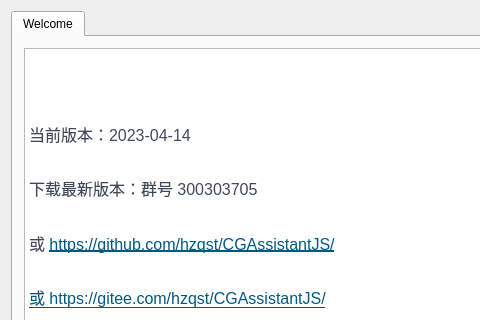
This is CGAssistant/mainwindow.ui in hzqst/CGAssistant as Qt 5 draws it before an edit; both pictures show x 0 to 480 and y 0 to 320 of the 750 by 500 pixel window. The edited form follows.
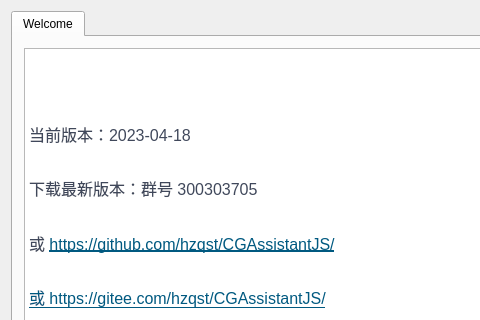
This is the edited form. Icons and pictures are not drawn.

```diff
--- a/CGAssistant/mainwindow.ui
+++ b/CGAssistant/mainwindow.ui
@@ -73,7 +73,7 @@
 &lt;/style&gt;&lt;/head&gt;&lt;body style=&quot; font-family:'Microsoft YaHei UI'; font-size:9pt; font-weight:400; font-style:normal;&quot;&gt;
 &lt;p style=&quot; margin-top:0px; margin-bottom:0px; margin-left:0px; margin-right:0px; -qt-block-indent:0; text-indent:0px;&quot;&gt;&lt;img src=&quot;:/logo.png&quot; /&gt;&lt;/p&gt;
 &lt;p style=&quot;-qt-paragraph-type:empty; margin-top:0px; margin-bottom:16px; margin-left:0px; margin-right:0px; -qt-block-indent:0; text-indent:0px; line-height:160%; font-family:'-apple-system,BlinkMacSystemFont,Segoe UI,Helvetica,Arial,Apple Color Emoji,Segoe UI Emoji,Segoe UI Symbol,Liberation Sans,PingFang SC,Microsoft YaHei,Hiragino Sans GB,Wenquanyi Micro Hei,WenQuanYi Zen Hei,ST Heiti,SimHei,SimSun,WenQuanYi Zen Hei Sharp,sans-serif'; font-size:16px; color:#40485b; background-color:#ffffff;&quot;&gt;&lt;br /&gt;&lt;/p&gt;
-&lt;p style=&quot; margin-top:0px; margin-bottom:16px; margin-left:0px; margin-right:0px; -qt-block-indent:0; text-indent:0px; line-height:160%; background-color:#ffffff;&quot;&gt;&lt;span style=&quot; font-family:'-apple-system,BlinkMacSystemFont,Segoe UI,Helvetica,Arial,Apple Color Emoji,Segoe UI Emoji,Segoe UI Symbol,Liberation Sans,PingFang SC,Microsoft YaHei,Hiragino Sans GB,Wenquanyi Micro Hei,WenQuanYi Zen Hei,ST Heiti,SimHei,SimSun,WenQuanYi Zen Hei Sharp,sans-serif'; font-size:16px; color:#40485b; background-color:#ffffff;&quot;&gt;当前版本：2023-04-14&lt;/span&gt;&lt;/p&gt;
+&lt;p style=&quot; margin-top:0px; margin-bottom:16px; margin-left:0px; margin-right:0px; -qt-block-indent:0; text-indent:0px; line-height:160%; background-color:#ffffff;&quot;&gt;&lt;span style=&quot; font-family:'-apple-system,BlinkMacSystemFont,Segoe UI,Helvetica,Arial,Apple Color Emoji,Segoe UI Emoji,Segoe UI Symbol,Liberation Sans,PingFang SC,Microsoft YaHei,Hiragino Sans GB,Wenquanyi Micro Hei,WenQuanYi Zen Hei,ST Heiti,SimHei,SimSun,WenQuanYi Zen Hei Sharp,sans-serif'; font-size:16px; color:#40485b; background-color:#ffffff;&quot;&gt;当前版本：2023-04-18&lt;/span&gt;&lt;/p&gt;
 &lt;p style=&quot; margin-top:0px; margin-bottom:16px; margin-left:0px; margin-right:0px; -qt-block-indent:0; text-indent:0px; line-height:160%; background-color:#ffffff;&quot;&gt;&lt;span style=&quot; font-family:'-apple-system,BlinkMacSystemFont,Segoe UI,Helvetica,Arial,Apple Color Emoji,Segoe UI Emoji,Segoe UI Symbol,Liberation Sans,PingFang SC,Microsoft YaHei,Hiragino Sans GB,Wenquanyi Micro Hei,WenQuanYi Zen Hei,ST Heiti,SimHei,SimSun,WenQuanYi Zen Hei Sharp,sans-serif'; font-size:16px; color:#40485b; background-color:#ffffff;&quot;&gt;下载最新版本：群号 300303705&lt;/span&gt;&lt;/p&gt;
 &lt;p style=&quot; margin-top:0px; margin-bottom:16px; margin-left:0px; margin-right:0px; -qt-block-indent:0; text-indent:0px; line-height:160%; background-color:#ffffff;&quot;&gt;&lt;span style=&quot; font-family:'-apple-system,BlinkMacSystemFont,Segoe UI,Helvetica,Arial,Apple Color Emoji,Segoe UI Emoji,Segoe UI Symbol,Liberation Sans,PingFang SC,Microsoft YaHei,Hiragino Sans GB,Wenquanyi Micro Hei,WenQuanYi Zen Hei,ST Heiti,SimHei,SimSun,WenQuanYi Zen Hei Sharp,sans-serif'; font-size:16px; color:#40485b; background-color:#ffffff;&quot;&gt;或 &lt;/span&gt;&lt;a href=&quot;https://github.com/hzqst/CGAssistantJS/issues&quot;&gt;&lt;span style=&quot; font-family:'-apple-system,BlinkMacSystemFont,Segoe UI,Helvetica,Arial,Apple Color Emoji,Segoe UI Emoji,Segoe UI Symbol,Liberation Sans,PingFang SC,Microsoft YaHei,Hiragino Sans GB,Wenquanyi Micro Hei,WenQuanYi Zen Hei,ST Heiti,SimHei,SimSun,WenQuanYi Zen Hei Sharp,sans-serif'; font-size:16px; text-decoration: underline; color:#005980; background-color:transparent;&quot;&gt;https://github.com/hzqst/CGAssistantJS/&lt;/span&gt;&lt;/a&gt;&lt;/p&gt;
 &lt;p style=&quot; margin-top:0px; margin-bottom:16px; margin-left:0px; margin-right:0px; -qt-block-indent:0; text-indent:0px; line-height:160%; background-color:#ffffff;&quot;&gt;&lt;a href=&quot;https://github.com/hzqst/CGAssistantJS/issues&quot;&gt;&lt;span style=&quot; font-family:'-apple-system,BlinkMacSystemFont,Segoe UI,Helvetica,Arial,Apple Color Emoji,Segoe UI Emoji,Segoe UI Symbol,Liberation Sans,PingFang SC,Microsoft YaHei,Hiragino Sans GB,Wenquanyi Micro Hei,WenQuanYi Zen Hei,ST Heiti,SimHei,SimSun,WenQuanYi Zen Hei Sharp,sans-serif'; font-size:16px; text-decoration: underline; color:#005980; background-color:transparent;&quot;&gt;或 &lt;/span&gt;&lt;/a&gt;&lt;a href=&quot;https://gitee.com/hzqst/CGAssistantJS/issues&quot;&gt;&lt;span style=&quot; font-family:'-apple-system,BlinkMacSystemFont,Segoe UI,Helvetica,Arial,Apple Color Emoji,Segoe UI Emoji,Segoe UI Symbol,Liberation Sans,PingFang SC,Microsoft YaHei,Hiragino Sans GB,Wenquanyi Micro Hei,WenQuanYi Zen Hei,ST Heiti,SimHei,SimSun,WenQuanYi Zen Hei Sharp,sans-serif'; font-size:16px; text-decoration: underline; color:#005980; background-color:transparent;&quot;&gt;https://gitee.com/hzqst/CGAssistantJS/&lt;/span&gt;&lt;/a&gt;&lt;/p&gt;&lt;/body&gt;&lt;/html&gt;</string>
```
